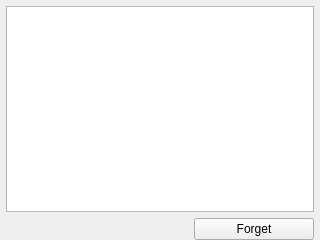
The window that ui/ManageNetworks.ui (kipr/botui) describes before a commit, drawn with Qt 5.
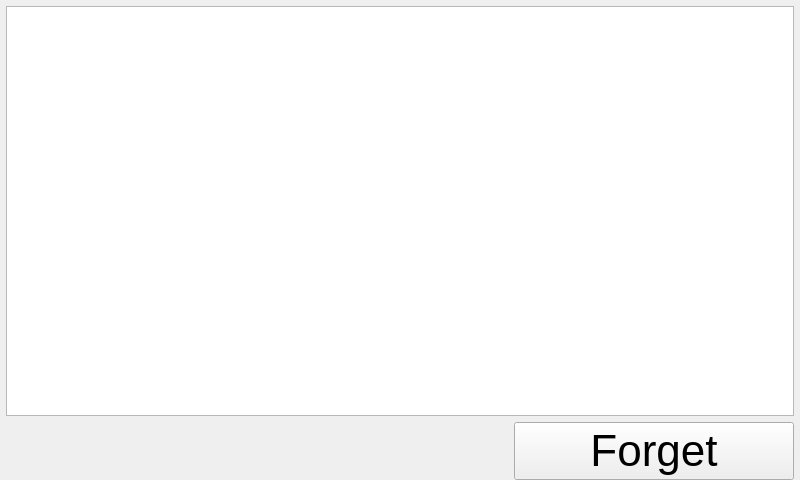
The same window after the commit. Icons and pictures are not drawn.

```diff
--- a/ui/ManageNetworks.ui
+++ b/ui/ManageNetworks.ui
@@ -6,8 +6,8 @@
    <rect>
     <x>0</x>
     <y>0</y>
-    <width>320</width>
-    <height>240</height>
+    <width>800</width>
+    <height>480</height>
    </rect>
   </property>
   <property name="windowTitle">
@@ -27,7 +27,13 @@
     <number>0</number>
    </property>
    <item>
-    <widget class="QListView" name="networks"/>
+    <widget class="QListView" name="networks">
+     <property name="font">
+      <font>
+       <pointsize>22</pointsize>
+      </font>
+     </property>
+    </widget>
    </item>
    <item>
     <layout class="QHBoxLayout" name="horizontalLayout">
@@ -54,10 +60,15 @@
        </property>
        <property name="minimumSize">
         <size>
-         <width>120</width>
+         <width>280</width>
          <height>0</height>
         </size>
        </property>
+       <property name="font">
+        <font>
+         <pointsize>33</pointsize>
+        </font>
+       </property>
        <property name="text">
         <string>Forget</string>
        </property>
```
